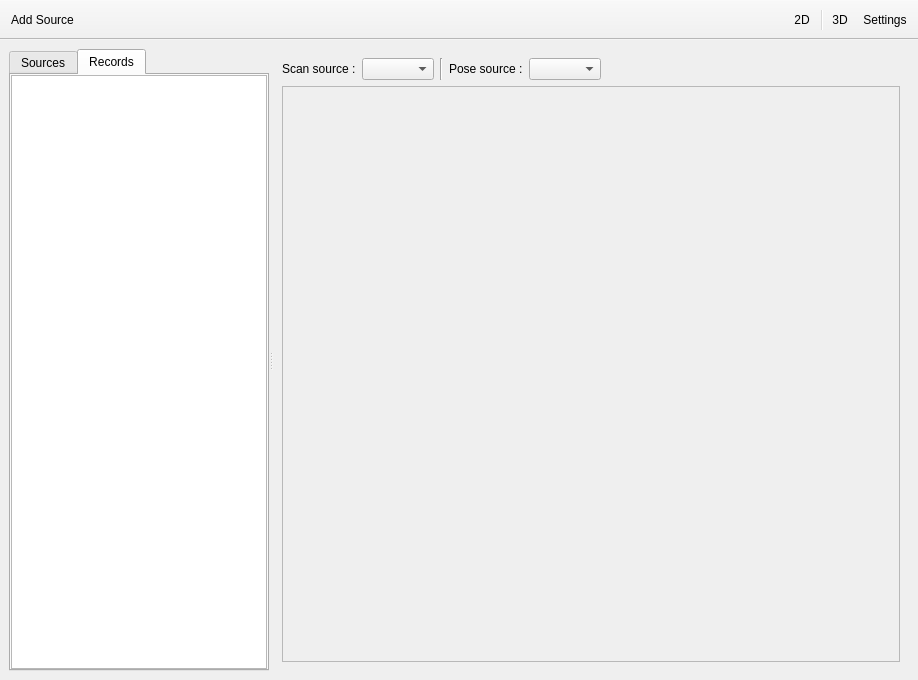
First picture: the form in applications/viewer/radiumViewer6/MainWindow.ui, repository T-PLAY/hub, before the edit.
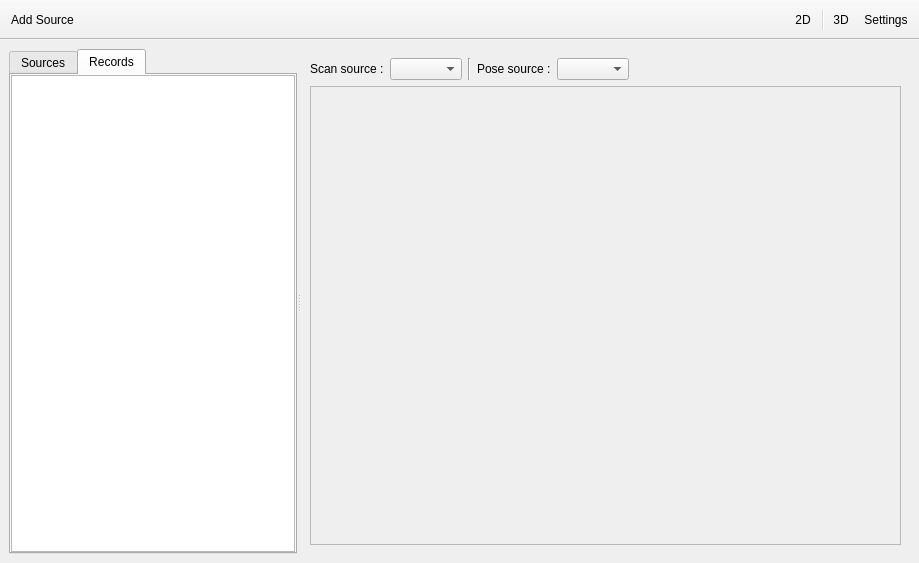
Second picture: the form after the edit.

Patch:
```diff
--- a/applications/viewer/radiumViewer6/MainWindow.ui
+++ b/applications/viewer/radiumViewer6/MainWindow.ui
@@ -6,8 +6,8 @@
    <rect>
     <x>0</x>
     <y>0</y>
-    <width>918</width>
-    <height>680</height>
+    <width>919</width>
+    <height>563</height>
    </rect>
   </property>
   <property name="windowTitle">
@@ -173,7 +173,7 @@
            <item>
             <widget class="QComboBox" name="comboBox_scan">
              <property name="sizePolicy">
-              <sizepolicy hsizetype="MinimumExpanding" vsizetype="Fixed">
+              <sizepolicy hsizetype="Minimum" vsizetype="Fixed">
                <horstretch>0</horstretch>
                <verstretch>0</verstretch>
               </sizepolicy>
@@ -209,7 +209,7 @@
            <item>
             <widget class="QComboBox" name="comboBox_pose">
              <property name="sizePolicy">
-              <sizepolicy hsizetype="MinimumExpanding" vsizetype="Fixed">
+              <sizepolicy hsizetype="Minimum" vsizetype="Fixed">
                <horstretch>0</horstretch>
                <verstretch>0</verstretch>
               </sizepolicy>
@@ -227,12 +227,9 @@
              <property name="orientation">
               <enum>Qt::Horizontal</enum>
              </property>
-             <property name="sizeType">
-              <enum>QSizePolicy::Expanding</enum>
-             </property>
              <property name="sizeHint" stdset="0">
               <size>
-               <width>1920</width>
+               <width>40</width>
                <height>20</height>
               </size>
              </property>
```
